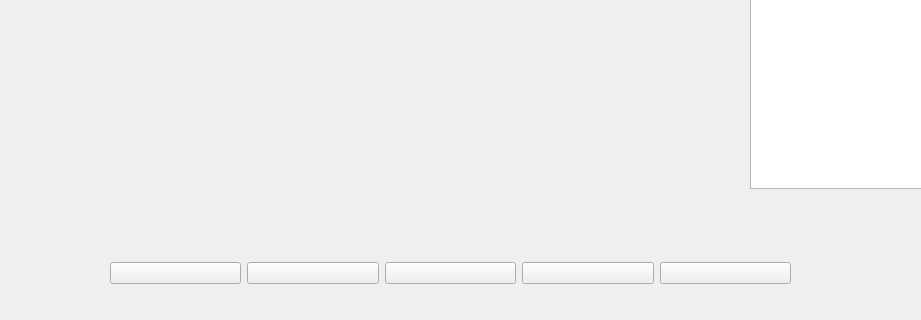
This is mainwindow.ui in Thintime123/MusicPlayer as Qt 5 draws it before an edit; both pictures show x 0 to 921 and y 342 to 662 of the 1089 by 662 pixel window. The edited form follows.
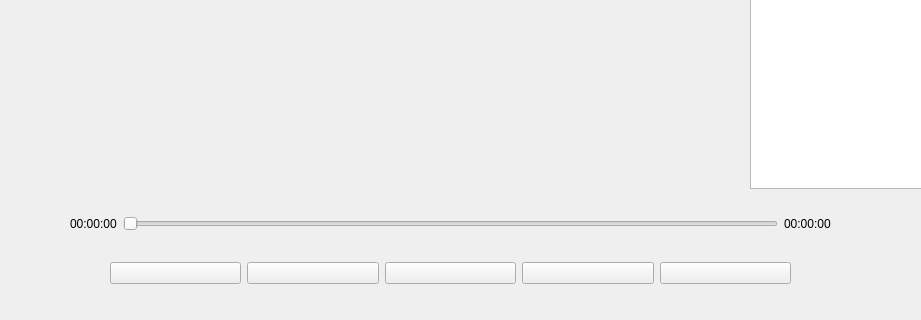
This is the edited form.

Commit message: feat: improve last feature and add progressBar

What changed in the file:
```diff
--- a/mainwindow.ui
+++ b/mainwindow.ui
@@ -71,6 +71,39 @@
      </rect>
     </property>
    </widget>
+   <widget class="QWidget" name="">
+    <property name="geometry">
+     <rect>
+      <x>70</x>
+      <y>550</y>
+      <width>761</width>
+      <height>31</height>
+     </rect>
+    </property>
+    <layout class="QHBoxLayout" name="horizontalLayout_2">
+     <item>
+      <widget class="QLabel" name="currentTime">
+       <property name="text">
+        <string>00:00:00</string>
+       </property>
+      </widget>
+     </item>
+     <item>
+      <widget class="QSlider" name="progressBar">
+       <property name="orientation">
+        <enum>Qt::Orientation::Horizontal</enum>
+       </property>
+      </widget>
+     </item>
+     <item>
+      <widget class="QLabel" name="endTime">
+       <property name="text">
+        <string>00:00:00</string>
+       </property>
+      </widget>
+     </item>
+    </layout>
+   </widget>
   </widget>
   <widget class="QStatusBar" name="statusbar"/>
  </widget>
```
The commit also changes 2 other files.
